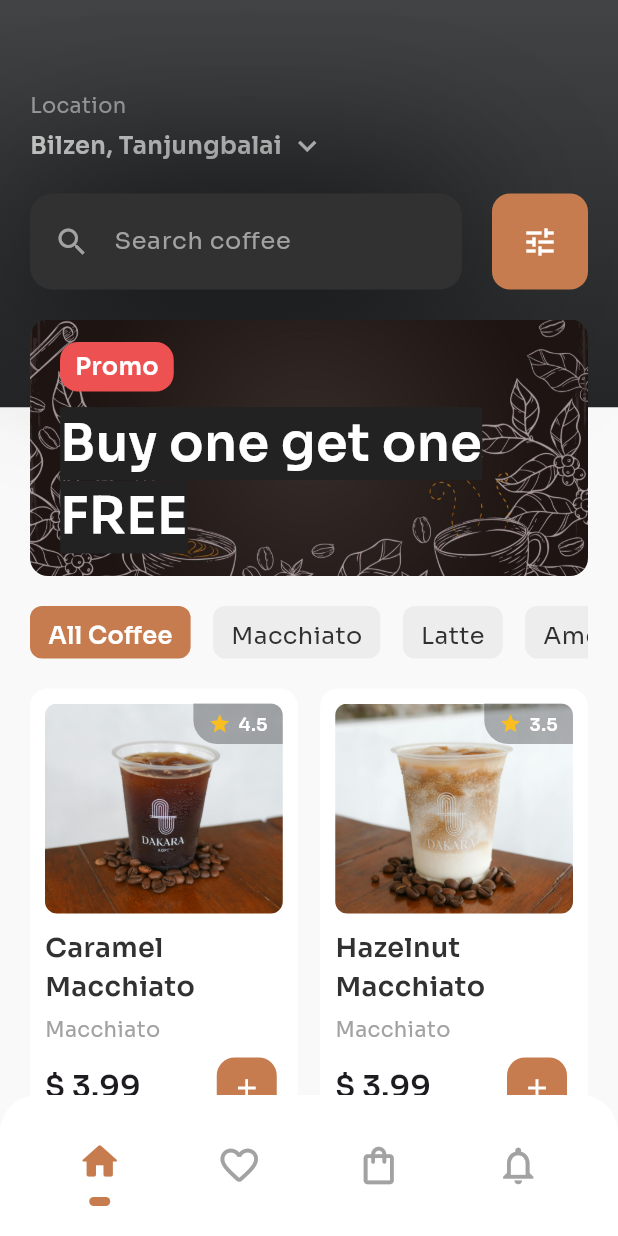
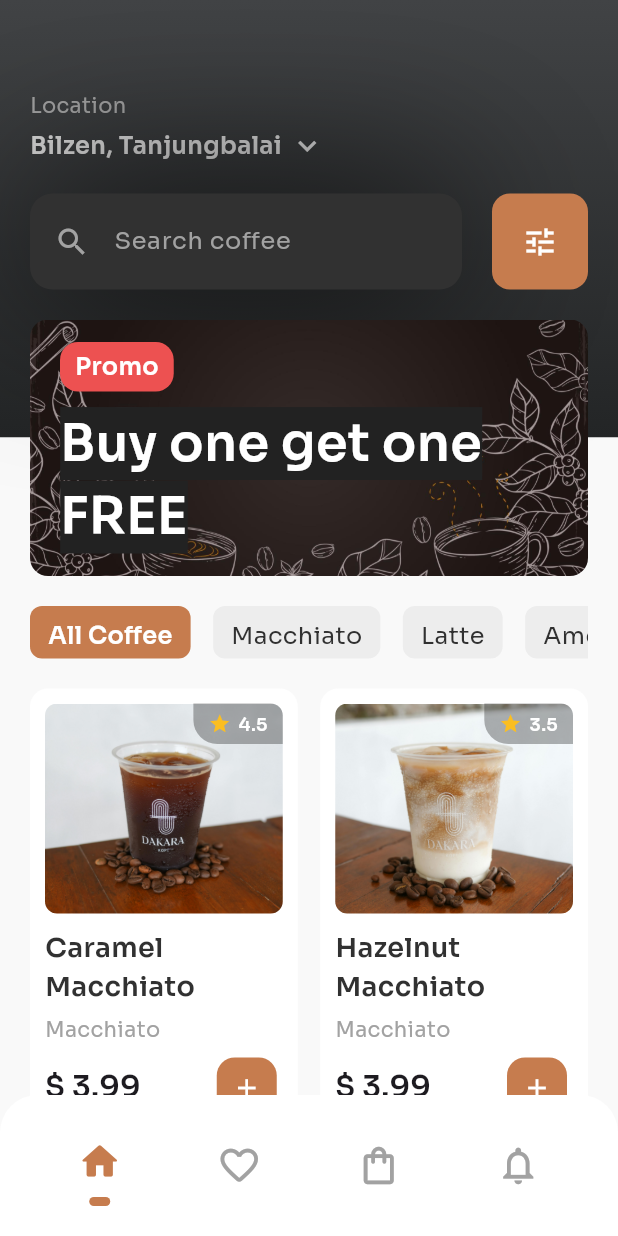
Before and after one commit to Reh4m/flutter-coffee-shop-app, a Flutter app: the HomeScreen screen opened by its route, on a phone screen of 412 x 824 dp. Run offline on Flutter 3.47's test engine with Material 3 defaults, Android fonts, the phone set to English and light mode, and no system bars; our stand-ins replace google_fonts, readmore; missing offline and left inert: expandable_bottom_sheet.

Commit message:
Style (Home): Center background container at the middle of the banner

```diff
--- a/lib/src/screens/home/index.dart
+++ b/lib/src/screens/home/index.dart
@@ -45,9 +45,8 @@ class HomeScreen extends StatelessWidget {
                       _buildCategories(),
                       const SizedBox(height: 20),
                       _buildProducts(),
-                      const SizedBox(height: 20),
                       // Extra space to avoid the last element to be hidden by the bottom bar
-                      const SizedBox(height: bottomBarHeight),
+                      const SizedBox(height: bottomBarHeight + 20),
                     ],
                   ),
                 ),
@@ -69,7 +68,7 @@ class HomeScreen extends StatelessWidget {
     const double locationHeight = 47;
     const double searchHeight = 64;
     const double bannerHeight = 161;
-    const double spacingBetweenElements = 80;
+    const double spacingBetweenElements = 100;
     const double gradientHeight =
         locationHeight +
         searchHeight +
```
